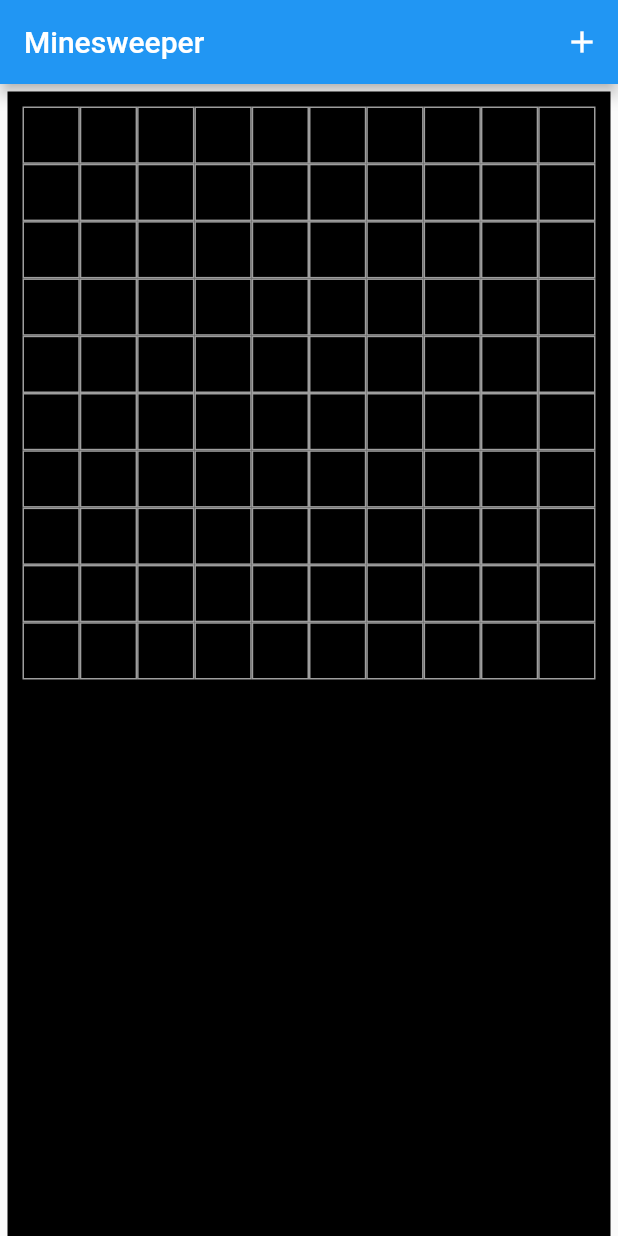
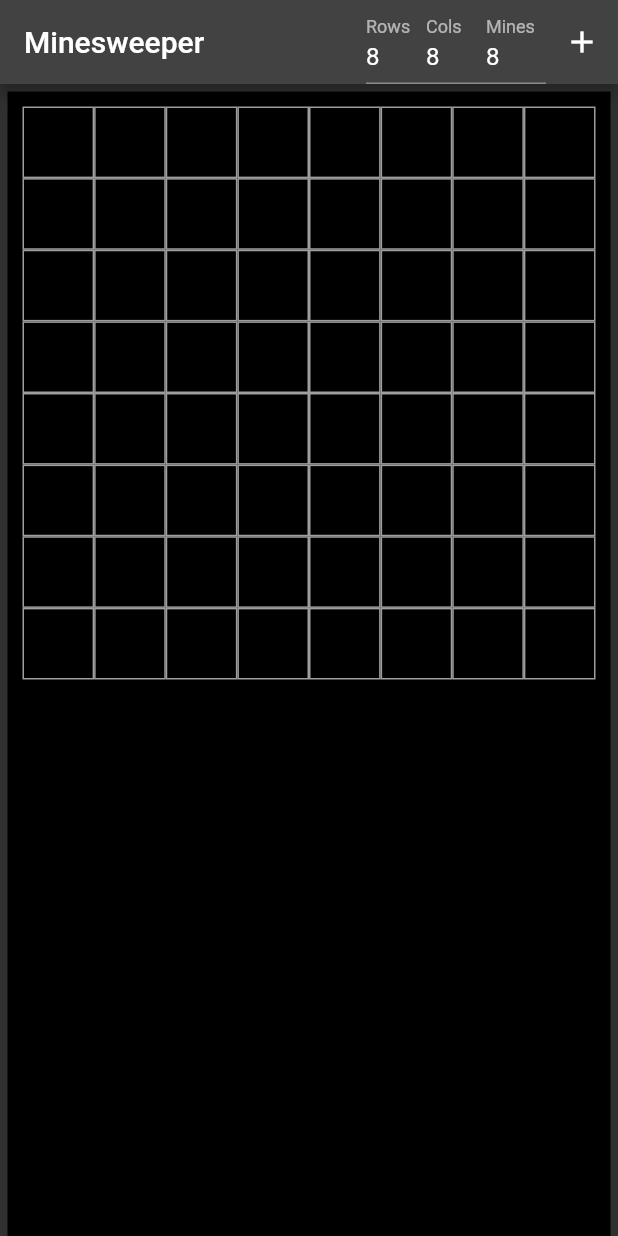
Before and after one commit to xiej2520/Minesweeper_Flutter, a Flutter app: the screen it shows after launch, after a tap on the "add" icon, on a phone screen of 412 x 824 dp. Run offline on Flutter 3.47's test engine with Material 2 defaults, Android fonts, the light colour scheme and no system bars.

Commit message:
Many bugfixes, added row/column/mine selector, fixed logic for flags/dfs

```diff
--- a/lib/game_model.dart
+++ b/lib/game_model.dart
@@ -12,6 +12,7 @@ class Tile {
 
 class Game {
   List<List<Tile>> board = [];
+  List<List<int>> flagsNearby = [];
   int rows;
   int cols;
   int numMines;
@@ -21,6 +22,9 @@ class Game {
   Game(this.rows, this.cols, this.numMines) {
     board = List<List<Tile>>.generate(
         rows, (i) => List<Tile>.generate(cols, (j) => Tile(0)));
+    // for proper dfs clearing without giving away info
+    flagsNearby = List<List<int>>.generate(
+        rows, (i) => List<int>.generate(cols, (j) => 0));
     int minesToPlace = numMines;
     remainingTiles = rows * cols - numMines;
 
@@ -53,7 +57,13 @@ class Game {
       _revealBoard();
       return true;
     }
-    _dfs(p);
+    board[p.x][p.y].revealed = true;
+    remainingTiles--;
+    if (board[p.x][p.y].minesNearby == 0) {
+      for (Pair dp in cardinalDirections) {
+        _dfs(dp + p);
+      }
+    }
     if (remainingTiles == 0) {
       state = 1;
       _revealBoard();
@@ -63,6 +73,14 @@ class Game {
 
   void flag(Pair p) {
     board[p.x][p.y].flagged = !board[p.x][p.y].flagged;
+    int d = board[p.x][p.y].flagged ? 1 : -1;
+    flagsNearby[p.x][p.y] += d;
+    for (Pair dp in ordinalDirections) {
+      Pair q = p + dp;
+      if (q.x >= 0 && q.x < rows && q.y >= 0 && q.y < cols) {
+        flagsNearby[q.x][q.y] += d;
+      }
+    }
   }
 
   void _dfs(Pair p) {
@@ -70,16 +88,16 @@ class Game {
         p.x >= rows ||
         p.y < 0 ||
         p.y >= cols ||
-        board[p.x][p.y].minesNearby == -1 ||
+        flagsNearby[p.x][p.y] != 0 ||
         board[p.x][p.y].revealed) {
       return;
     }
-    board[p.x][p.y].flagged = false;
     board[p.x][p.y].revealed = true;
     remainingTiles--;
-    for (Pair dp in cardinalDirections) {
-      debugPrint((dp + p).toString());
-      _dfs(dp + p);
+    if (board[p.x][p.y].minesNearby == 0) {
+      for (Pair dp in cardinalDirections) {
+        _dfs(dp + p);
+      }
     }
   }
 
@@ -92,7 +110,7 @@ class Game {
   }
 
   Pair indexToPair(int index) {
-    return Pair(index ~/ rows, index % rows);
+    return Pair(index ~/ cols, index % cols);
   }
 
   int pairToIndex(Pair p) {
--- a/lib/main.dart
+++ b/lib/main.dart
@@ -1,12 +1,11 @@
 import 'package:flutter/gestures.dart';
 import 'package:flutter/material.dart';
 import 'package:provider/provider.dart';
-import 'dart:html' as html;
+import 'package:flutter/services.dart';
 import 'game_model.dart';
 import 'naval_mine_icon.dart';
 
 void main() {
-  html.document.onContextMenu.listen((evt) => evt.preventDefault());
   runApp(ChangeNotifierProvider(
       create: (context) => GameModel(), child: const App()));
 }
@@ -17,9 +16,11 @@ class App extends StatelessWidget {
   @override
   Widget build(BuildContext context) {
     return MaterialApp(
+      debugShowCheckedModeBanner: false,
       title: 'Minesweeper',
       theme: ThemeData(
-        primarySwatch: Colors.blue,
+        brightness: Brightness.dark,
+        primarySwatch: Colors.blueGrey,
       ),
       home: const MinesweeperGame(title: 'Minesweeper'),
     );
@@ -36,6 +37,17 @@ class MinesweeperGame extends StatefulWidget {
 }
 
 class _MinesweeperGameState extends State<MinesweeperGame> {
+  int _inputRows = 8;
+  int _inputCols = 8;
+  int _inputMines = 10;
+  final TextEditingController _minesController = TextEditingController();
+
+  @override
+  void initState() {
+    super.initState();
+    _minesController.text = '8';
+  }
+
   Widget _buildTile(int index) {
     var game = context.watch<GameModel>();
     Tile t = game.getTile(index);
@@ -98,7 +110,7 @@ class _MinesweeperGameState extends State<MinesweeperGame> {
   }
 
   Widget _buildBoard(BuildContext context) {
-    var game = context.watch<GameModel>();
+    GameModel game = context.watch<GameModel>();
     if (game.state == -1) {
       return Container(
         height: 400,
@@ -123,13 +135,39 @@ class _MinesweeperGameState extends State<MinesweeperGame> {
         ),
       );
     } else if (game.state == 1) {
-      /*
-      ScaffoldMessenger.of(context).showSnackBar(const SnackBar(
-          content: Text(
-        'You lost!',
-        style: TextStyle(color: Colors.red),
-      )));
-      */
+      WidgetsBinding.instance.addPostFrameCallback((duration) =>
+          ScaffoldMessenger.of(context).showSnackBar(const SnackBar(
+              backgroundColor: Colors.black,
+              content: Text(
+                'You won!',
+                style:
+                    TextStyle(color: Colors.green, fontWeight: FontWeight.bold),
+              ))));
+
+      return Container(
+        width: 800,
+        height: 800,
+        color: Colors.black,
+        margin: const EdgeInsets.all(5),
+        padding: const EdgeInsets.all(5),
+        child: GridView.count(
+          crossAxisCount: game.getBoardDims.x,
+          mainAxisSpacing: 0,
+          crossAxisSpacing: 0,
+          children: List.generate(game.numTiles, (index) {
+            return _buildTile(index);
+          }),
+        ),
+      );
+    } else if (game.state == 2) {
+      WidgetsBinding.instance.addPostFrameCallback((duration) =>
+          ScaffoldMessenger.of(context).showSnackBar(const SnackBar(
+              backgroundColor: Colors.black,
+              content: Text(
+                'You lost!',
+                style:
+                    TextStyle(color: Colors.red, fontWeight: FontWeight.bold),
+              ))));
 
       return Container(
         width: 800,
@@ -142,30 +180,6 @@ class _MinesweeperGameState extends State<MinesweeperGame> {
           mainAxisSpacing: 0,
           crossAxisSpacing: 0,
           padding: const EdgeInsets.all(5),
-          children: List.generate(game.numTiles, (index) {
-            return _buildTile(index);
-          }),
-        ),
-      );
-    } else if (game.state == 2) {
-      /*
-      ScaffoldMessenger.of(context).showSnackBar(const SnackBar(
-          content: Text(
-        'You won!',
-        style: TextStyle(color: Colors.green),
-      )));
-      */
-
-      return Container(
-        width: 800,
-        height: 800,
-        color: Colors.black,
-        margin: const EdgeInsets.all(5),
-        padding: const EdgeInsets.all(5),
-        child: GridView.count(
-          crossAxisCount: game.getBoardDims.x,
-          mainAxisSpacing: 0,
-          crossAxisSpacing: 0,
           children: List.generate(game.numTiles, (index) {
             return _buildTile(index);
           }),
@@ -184,12 +198,73 @@ class _MinesweeperGameState extends State<MinesweeperGame> {
     var game = context.watch<GameModel>();
     return Scaffold(
         appBar: AppBar(title: Text(widget.title), actions: [
+          SizedBox(
+            width: 40,
+            child: TextFormField(
+              initialValue: '8',
+              decoration: const InputDecoration(
+                labelText: 'Rows',
+              ),
+              keyboardType: TextInputType.number,
+              inputFormatters: <TextInputFormatter>[
+                FilteringTextInputFormatter.digitsOnly,
+                LengthLimitingTextInputFormatter(2),
+              ],
+              onChanged: (value) {
+                _inputRows = int.parse(value);
+              },
+            ),
+          ),
+          SizedBox(
+            width: 40,
+            child: TextFormField(
+              initialValue: '8',
+              decoration: const InputDecoration(
+                labelText: 'Cols',
+              ),
+              keyboardType: TextInputType.number,
+              inputFormatters: <TextInputFormatter>[
+                FilteringTextInputFormatter.digitsOnly,
+                LengthLimitingTextInputFormatter(2),
+              ],
+              onChanged: (value) {
+                _inputCols = int.parse(value);
+              },
+            ),
+          ),
+          SizedBox(
+            width: 40,
+            child: TextFormField(
+              controller: _minesController,
+              decoration: const InputDecoration(
+                labelText: 'Mines',
+              ),
+              keyboardType: TextInputType.number,
+              inputFormatters: <TextInputFormatter>[
+                FilteringTextInputFormatter.digitsOnly,
+                LengthLimitingTextInputFormatter(2),
+              ],
+              onChanged: (value) {
+                if (_inputRows * _inputCols < int.parse(value)) {
+                  _minesController.text = (_inputRows * _inputCols).toString();
+                }
+                _inputMines = int.parse(_minesController.text);
+              },
+            ),
+          ),
           Builder(
               builder: (context) => IconButton(
                     icon: const Icon(Icons.add),
-                    onPressed: () => game.createGame(10, 10, 40),
+                    onPressed: () {
+                      if (_inputRows * _inputCols < _inputMines) {
+                        _minesController.text =
+                            (_inputRows * _inputCols).toString();
+                      }
+                      _inputMines = int.parse(_minesController.text);
+                      game.createGame(_inputRows, _inputCols, _inputMines);
+                    },
                     tooltip: 'New Game',
-                  ))
+                  )),
         ]),
         body: SingleChildScrollView(
           child: Center(
```
Also changed, not shown: pubspec.yaml (+2 -65 lines), pubspec.lock, 17 other files.
